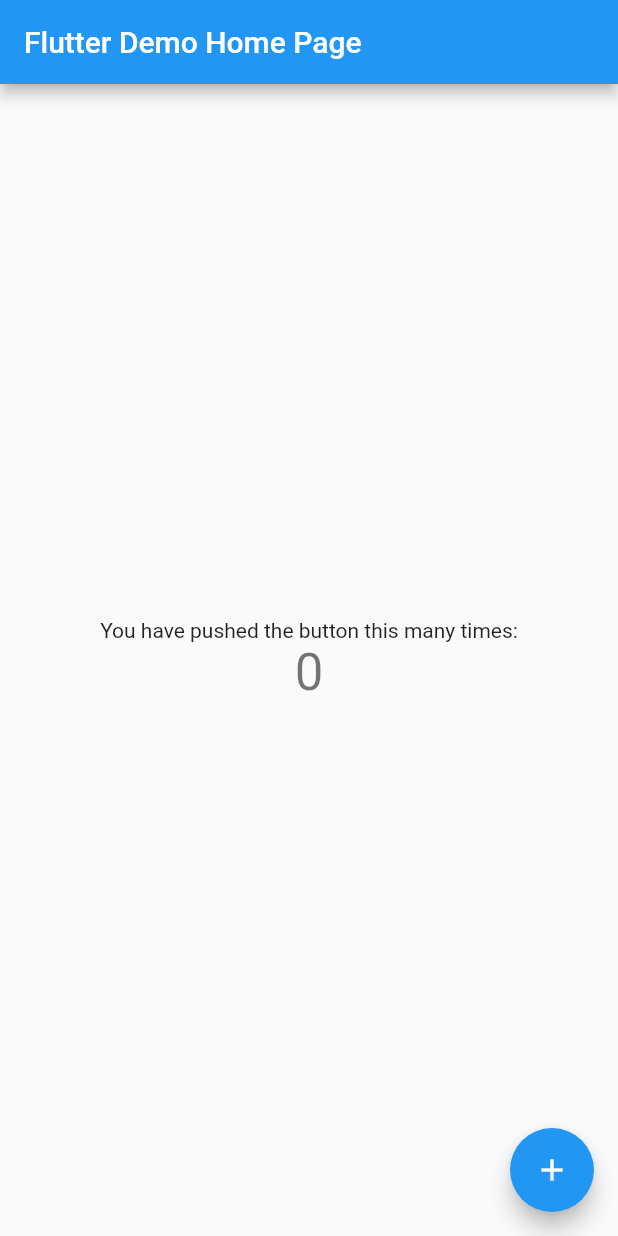
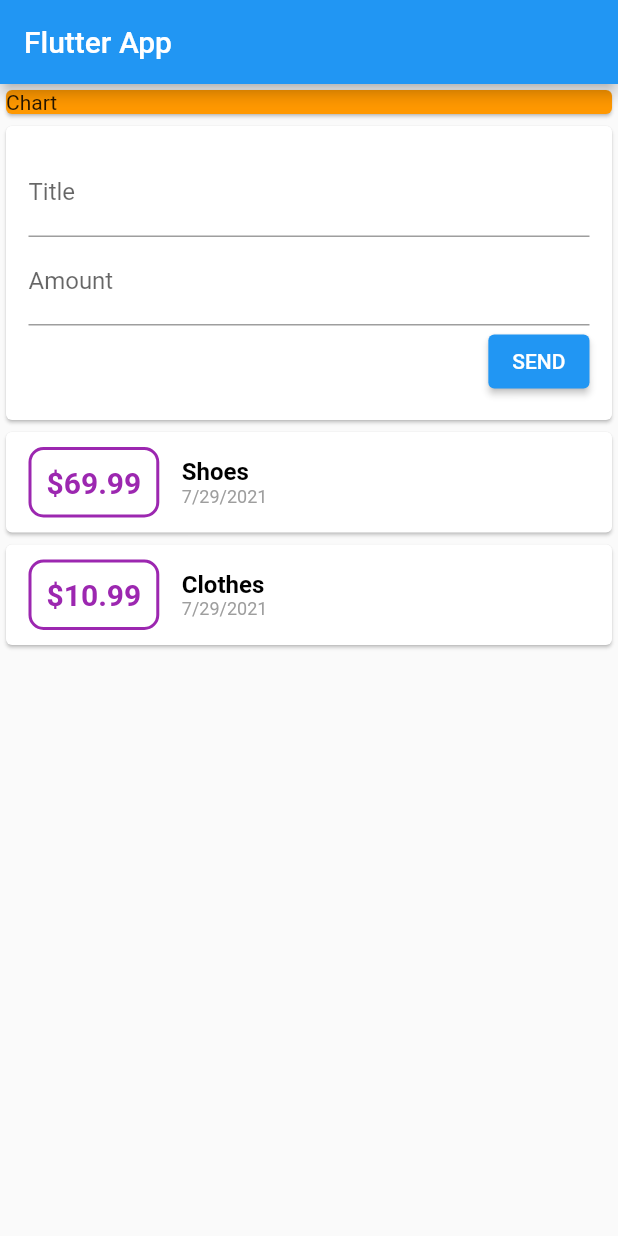
Before and after one commit to SYJINTW/expense_app, a Flutter app: the screen it shows after launch, on a phone screen of 412 x 824 dp. Run offline on Flutter 3.47's test engine with Material 2 defaults, Android fonts, the phone set to English and light mode, and no system bars.

Commit message:
finish scrollable ListView

```diff
--- a/lib/main.dart
+++ b/lib/main.dart
@@ -1,113 +1,39 @@
 import 'package:flutter/material.dart';
 
-void main() {
-  runApp(MyApp());
+import 'widgets/user_transaction.dart';
+
+void main() => runApp(MyApp());
+
+class MyApp extends StatefulWidget {
+  @override
+  State<StatefulWidget> createState() {
+    return _MyAppState();
+  }
 }
 
-class MyApp extends StatelessWidget {
-  // This widget is the root of your application.
+class _MyAppState extends State<MyApp> {
   @override
   Widget build(BuildContext context) {
     return MaterialApp(
-      title: 'Flutter Demo',
-      theme: ThemeData(
-        // This is the theme of your application.
-        //
-        // Try running your application with "flutter run". You'll see the
-        // application has a blue toolbar. Then, without quitting the app, try
-        // changing the primarySwatch below to Colors.green and then invoke
-        // "hot reload" (press "r" in the console where you ran "flutter run",
-        // or simply save your changes to "hot reload" in a Flutter IDE).
-        // Notice that the counter didn't reset back to zero; the application
-        // is not restarted.
-        primarySwatch: Colors.blue,
+      home: Scaffold(
+        appBar: AppBar(
+          title: Text('Flutter App'),
+        ),
+        body: Column(
+          mainAxisAlignment: MainAxisAlignment.start,
+          crossAxisAlignment: CrossAxisAlignment.stretch,
+          children: <Widget>[
+            Container(
+              width: double.infinity,
+              child: Card(
+                child: Text('Chart'),
+                color: Colors.orange,
+              ),
+            ),
+            UserTransaction(),
+          ],
+        ),
       ),
-      home: MyHomePage(title: 'Flutter Demo Home Page'),
     );
   }
 }
-
-class MyHomePage extends StatefulWidget {
-  MyHomePage({Key? key, required this.title}) : super(key: key);
-
-  // This widget is the home page of your application. It is stateful, meaning
-  // that it has a State object (defined below) that contains fields that affect
-  // how it looks.
-
-  // This class is the configuration for the state. It holds the values (in this
-  // case the title) provided by the parent (in this case the App widget) and
-  // used by the build method of the State. Fields in a Widget subclass are
-  // always marked "final".
-
-  final String title;
-
-  @override
-  _MyHomePageState createState() => _MyHomePageState();
-}
-
-class _MyHomePageState extends State<MyHomePage> {
-  int _counter = 0;
-
-  void _incrementCounter() {
-    setState(() {
-      // This call to setState tells the Flutter framework that something has
-      // changed in this State, which causes it to rerun the build method below
-      // so that the display can reflect the updated values. If we changed
-      // _counter without calling setState(), then the build method would not be
-      // called again, and so nothing would appear to happen.
-      _counter++;
-    });
-  }
-
-  @override
-  Widget build(BuildContext context) {
-    // This method is rerun every time setState is called, for instance as done
-    // by the _incrementCounter method above.
-    //
-    // The Flutter framework has been optimized to make rerunning build methods
-    // fast, so that you can just rebuild anything that needs updating rather
-    // than having to individually change instances of widgets.
-    return Scaffold(
-      appBar: AppBar(
-        // Here we take the value from the MyHomePage object that was created by
-        // the App.build method, and use it to set our appbar title.
-        title: Text(widget.title),
-      ),
-      body: Center(
-        // Center is a layout widget. It takes a single child and positions it
-        // in the middle of the parent.
-        child: Column(
-          // Column is also a layout widget. It takes a list of children and
-          // arranges them vertically. By default, it sizes itself to fit its
-          // children horizontally, and tries to be as tall as its parent.
-          //
-          // Invoke "debug painting" (press "p" in the console, choose the
-          // "Toggle Debug Paint" action from the Flutter Inspector in Android
-          // Studio, or the "Toggle Debug Paint" command in Visual Studio Code)
-          // to see the wireframe for each widget.
-          //
-          // Column has various properties to control how it sizes itself and
-          // how it positions its children. Here we use mainAxisAlignment to
-          // center the children vertically; the main axis here is the vertical
-          // axis because Columns are vertical (the cross axis would be
-          // horizontal).
-          mainAxisAlignment: MainAxisAlignment.center,
-          children: <Widget>[
-            Text(
-              'You have pushed the button this many times:',
-            ),
-            Text(
-              '$_counter',
-              style: Theme.of(context).textTheme.headline4,
-            ),
-          ],
-        ),
-      ),
-      floatingActionButton: FloatingActionButton(
-        onPressed: _incrementCounter,
-        tooltip: 'Increment',
-        child: Icon(Icons.add),
-      ), // This trailing comma makes auto-formatting nicer for build methods.
-    );
-  }
-}
--- /dev/null
+++ b/lib/models/transaction.dart
@@ -0,0 +1,15 @@
+import 'package:flutter/material.dart';
+
+class Transaction {
+  final String id;
+  final String title;
+  final double amount;
+  final DateTime date;
+
+  Transaction({
+    required this.id,
+    required this.title,
+    required this.amount,
+    required this.date,
+  });
+}
--- /dev/null
+++ b/lib/widgets/new_transaction.dart
@@ -0,0 +1,40 @@
+import 'package:flutter/material.dart';
+
+class NewTransaction extends StatelessWidget {
+  final Function addTx;
+  final titleController = TextEditingController();
+  final amountController = TextEditingController();
+
+  NewTransaction(this.addTx);
+
+  @override
+  Widget build(BuildContext context) {
+    return Card(
+      child: Container(
+        padding: EdgeInsets.all(15),
+        child: Column(
+          crossAxisAlignment: CrossAxisAlignment.end,
+          children: [
+            TextField(
+              decoration: InputDecoration(labelText: 'Title'),
+              controller: titleController,
+            ),
+            TextField(
+              decoration: InputDecoration(labelText: 'Amount'),
+              controller: amountController,
+            ),
+            ElevatedButton(
+              child: Text('SEND'),
+              onPressed: () {
+                addTx(
+                  titleController.text,
+                  double.parse(amountController.text),
+                );
+              },
+            ),
+          ],
+        ),
+      ),
+    );
+  }
+}
--- /dev/null
+++ b/lib/widgets/transaction_list.dart
@@ -0,0 +1,72 @@
+import 'package:flutter/material.dart';
+import 'package:intl/intl.dart';
+import '../models/transaction.dart';
+
+class TransactionList extends StatelessWidget {
+  final List<Transaction> transactions;
+
+  TransactionList(this.transactions);
+
+  @override
+  Widget build(BuildContext context) {
+    return Container(
+      height: 400,
+      child: ListView.builder(
+        itemBuilder: (ctx, index) {
+          return Card(
+            child: Row(
+              children: [
+                Container(
+                  margin: EdgeInsets.symmetric(
+                    vertical: 10,
+                    horizontal: 15,
+                  ),
+                  padding: EdgeInsets.all(10),
+                  decoration: BoxDecoration(
+                    border: Border.all(
+                      width: 2,
+                      color: Colors.purple, // Border Color
+                    ),
+                    borderRadius: BorderRadius.circular(10),
+                  ),
+                  child: Text(
+                    '\$${transactions[index].amount}',
+                    style: TextStyle(
+                      fontSize: 20,
+                      fontWeight: FontWeight.bold,
+                      color: Colors.purple, // Text color
+                    ),
+                  ),
+                ),
+                Column(
+                  crossAxisAlignment: CrossAxisAlignment.start,
+                  children: [
+                    Text(
+                      transactions[index].title,
+                      style: TextStyle(
+                        fontSize: 16,
+                        fontWeight: FontWeight.bold,
+                        color: Colors.black,
+                      ),
+                      // textAlign: TextAlign.left,
+                    ),
+                    Text(
+                      DateFormat('yMd').format(transactions[index].date),
+                      style: TextStyle(
+                        fontSize: 12,
+                        fontWeight: FontWeight.normal,
+                        color: Colors.grey,
+                      ),
+                      // textAlign: TextAlign.left,
+                    ),
+                  ],
+                ),
+              ],
+            ),
+          );
+        },
+        itemCount: transactions.length,
+      ),
+    );
+  }
+}
--- /dev/null
+++ b/lib/widgets/user_transaction.dart
@@ -0,0 +1,50 @@
+import 'package:flutter/material.dart';
+
+import '../models/transaction.dart';
+
+import 'transaction_list.dart';
+import 'new_transaction.dart';
+
+class UserTransaction extends StatefulWidget {
+  @override
+  _UserTransactionState createState() => _UserTransactionState();
+}
+
+class _UserTransactionState extends State<UserTransaction> {
+  final List<Transaction> _userTransactions = [
+    Transaction(
+      id: 't1',
+      title: 'Shoes',
+      amount: 69.99,
+      date: DateTime.now(),
+    ),
+    Transaction(
+      id: 't2',
+      title: 'Clothes',
+      amount: 10.99,
+      date: DateTime.now(),
+    ),
+  ];
+
+  void _addNewTransaction(String txTitle, double txAmount) {
+    final newTx = Transaction(
+        id: DateTime.now().toString(),
+        title: txTitle,
+        amount: txAmount,
+        date: DateTime.now());
+
+    setState(() {
+      _userTransactions.add(newTx);
+    });
+  }
+
+  @override
+  Widget build(BuildContext context) {
+    return Column(
+      children: [
+        NewTransaction(_addNewTransaction),
+        TransactionList(_userTransactions),
+      ],
+    );
+  }
+}
--- a/pubspec.yaml
+++ b/pubspec.yaml
@@ -23,6 +23,7 @@ environment:
 dependencies:
   flutter:
     sdk: flutter
+  intl: ^0.17.0
 
 
   # The following adds the Cupertino Icons font to your application.
```
Also changed, not shown: pubspec.lock.
